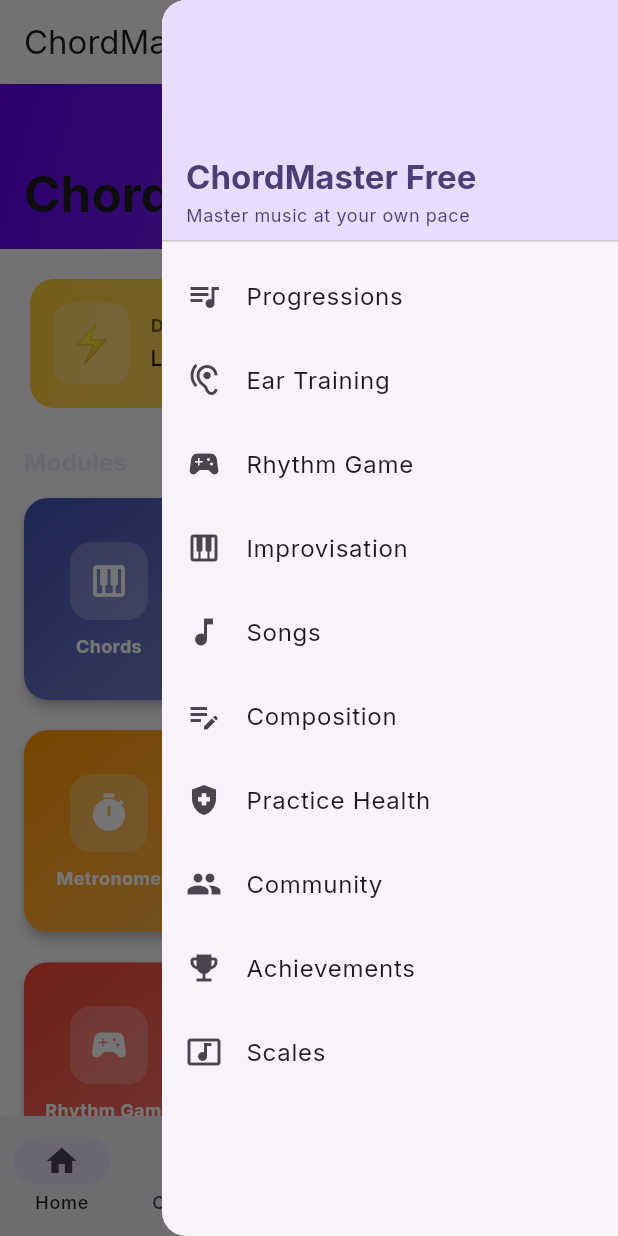
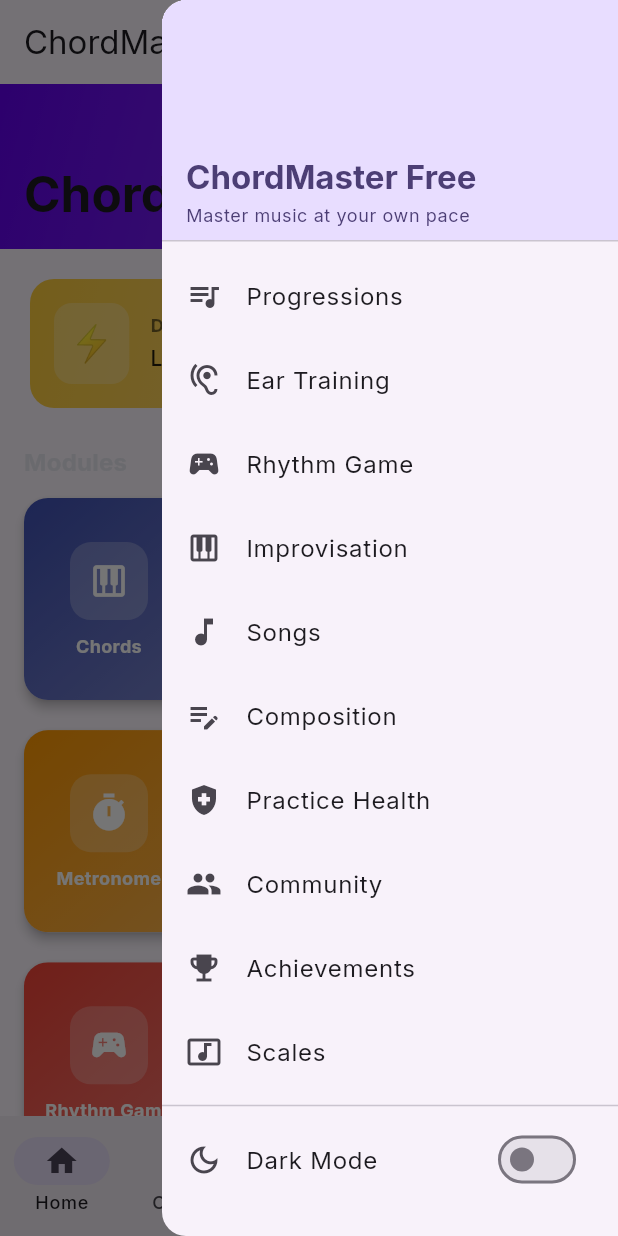
Before and after one commit to BrianZamacona/ChordMaster-Free, a Flutter app: the screen it shows after launch, with the side drawer open, on a phone screen of 412 x 824 dp. Run offline on Flutter 3.47's test engine with Material 3 defaults, Android fonts, the phone set to English and light mode, and no system bars; our stand-ins replace flutter_local_notifications, flutter_riverpod, flutter_secure_storage, go_router, google_fonts, hive_flutter and 3 more; missing offline and left inert: record; accounts and stored records are empty; project files that could hold a hidden picture were left out.

Commit message:
feat: implement dark mode toggle with persistent settings
Agent-Logs-Url: https://github.com/BrianZamacona/ChordMaster-Free/sessions/7d6ac7af-de06-4832-aa35-d20fd472cae0

Co-authored-by: BrianZamacona <89879262+BrianZamacona@users.noreply.github.com>

```diff
--- a/lib/app.dart
+++ b/lib/app.dart
@@ -1,6 +1,7 @@
 import 'package:flutter/material.dart';
 import 'package:flutter_riverpod/flutter_riverpod.dart';
 
+import 'features/settings/settings_viewmodel.dart';
 import 'ui/navigation.dart';
 import 'ui/theme.dart';
 
@@ -10,11 +11,16 @@ class ChordMasterApp extends ConsumerWidget {
   const ChordMasterApp({super.key});
 
   @override
-  Widget build(BuildContext context, WidgetRef ref) => MaterialApp.router(
+  Widget build(BuildContext context, WidgetRef ref) {
+    final themeMode =
+        ref.watch(settingsViewModelProvider.select((s) => s.themeMode));
+    return MaterialApp.router(
       title: 'ChordMaster Free',
       theme: lightTheme,
       darkTheme: darkTheme,
+      themeMode: themeMode,
       routerConfig: appRouter,
       debugShowCheckedModeBanner: false,
     );
+  }
 }
--- a/lib/core/constants/app_strings.dart
+++ b/lib/core/constants/app_strings.dart
@@ -124,6 +124,9 @@ class AppStrings {
 
   /// Open app settings action.
   static const String openSettings = 'Open Settings';
+
+  /// Dark mode toggle label.
+  static const String darkMode = 'Dark Mode';
 
   /// Support the developer action (shown in donation prompts).
   static const String supportApp = 'Support ChordMaster ♥';
--- a/lib/core/widgets/app_scaffold.dart
+++ b/lib/core/widgets/app_scaffold.dart
@@ -1,6 +1,8 @@
 import 'package:flutter/material.dart';
+import 'package:flutter_riverpod/flutter_riverpod.dart';
 import 'package:go_router/go_router.dart';
 
+import '../../features/settings/settings_viewmodel.dart';
 import '../constants/app_strings.dart';
 
 /// The root scaffold for all shell-route screens.
@@ -118,7 +120,7 @@ class _AppScaffoldState extends State<AppScaffold> {
 }
 
 /// The end drawer that exposes the remaining feature modules.
-class _AppEndDrawer extends StatelessWidget {
+class _AppEndDrawer extends ConsumerWidget {
   const _AppEndDrawer({required this.scaffoldKey});
 
   final GlobalKey<ScaffoldState> scaffoldKey;
@@ -177,7 +179,14 @@ class _AppEndDrawer extends StatelessWidget {
   ];
 
   @override
-  Widget build(BuildContext context) => Drawer(
+  Widget build(BuildContext context, WidgetRef ref) {
+    final themeMode =
+        ref.watch(settingsViewModelProvider.select((s) => s.themeMode));
+    final isDark = themeMode == ThemeMode.dark ||
+        (themeMode == ThemeMode.system &&
+            MediaQuery.platformBrightnessOf(context) == Brightness.dark);
+
+    return Drawer(
       child: SafeArea(
         child: ListView(
           padding: EdgeInsets.zero,
@@ -219,10 +228,22 @@ class _AppEndDrawer extends StatelessWidget {
                 },
               ),
             ),
+            const Divider(),
+            SwitchListTile(
+              secondary: const Icon(Icons.dark_mode_outlined),
+              title: const Text(AppStrings.darkMode),
+              value: isDark,
+              onChanged: (value) {
+                ref.read(settingsViewModelProvider.notifier).setThemeMode(
+                      value ? ThemeMode.dark : ThemeMode.light,
+                    );
+              },
+            ),
           ],
         ),
       ),
     );
+  }
 }
 
 /// Data holder for a single end-drawer list tile.
--- /dev/null
+++ b/lib/features/settings/settings_viewmodel.dart
@@ -0,0 +1,78 @@
+import 'package:flutter/material.dart';
+import 'package:flutter/foundation.dart';
+import 'package:flutter_riverpod/flutter_riverpod.dart';
+
+import '../../services/storage_service.dart';
+
+/// Immutable state for [SettingsViewModel].
+class SettingsState {
+  const SettingsState({this.themeMode = ThemeMode.system});
+
+  /// The currently selected [ThemeMode].
+  final ThemeMode themeMode;
+
+  SettingsState copyWith({ThemeMode? themeMode}) =>
+      SettingsState(themeMode: themeMode ?? this.themeMode);
+}
+
+/// Provider for [SettingsViewModel].
+final settingsViewModelProvider =
+    NotifierProvider<SettingsViewModel, SettingsState>(
+        SettingsViewModel.new);
+
+/// Manages persisted app settings such as [ThemeMode].
+class SettingsViewModel extends Notifier<SettingsState> {
+  static const _keyThemeMode = 'themeMode';
+
+  @override
+  SettingsState build() {
+    _loadSettings();
+    return const SettingsState();
+  }
+
+  Future<void> _loadSettings() async {
+    try {
+      final storage = ref.read(storageServiceProvider);
+      final raw = await storage.get<String>(
+            StorageService.settingsBox, _keyThemeMode) ??
+          'system';
+      state = state.copyWith(themeMode: _parseThemeMode(raw));
+    } catch (e, st) {
+      debugPrint('SettingsViewModel._loadSettings error: $e\n$st');
+    }
+  }
+
+  /// Persists and applies the given [ThemeMode].
+  Future<void> setThemeMode(ThemeMode mode) async {
+    try {
+      state = state.copyWith(themeMode: mode);
+      final storage = ref.read(storageServiceProvider);
+      await storage.save(
+          StorageService.settingsBox, _keyThemeMode, _serializeThemeMode(mode));
+    } catch (e, st) {
+      debugPrint('SettingsViewModel.setThemeMode error: $e\n$st');
+    }
+  }
+
+  static ThemeMode _parseThemeMode(String raw) {
+    switch (raw) {
+      case 'light':
+        return ThemeMode.light;
+      case 'dark':
+        return ThemeMode.dark;
+      default:
+        return ThemeMode.system;
+    }
+  }
+
+  static String _serializeThemeMode(ThemeMode mode) {
+    switch (mode) {
+      case ThemeMode.light:
+        return 'light';
+      case ThemeMode.dark:
+        return 'dark';
+      case ThemeMode.system:
+        return 'system';
+    }
+  }
+}
```
